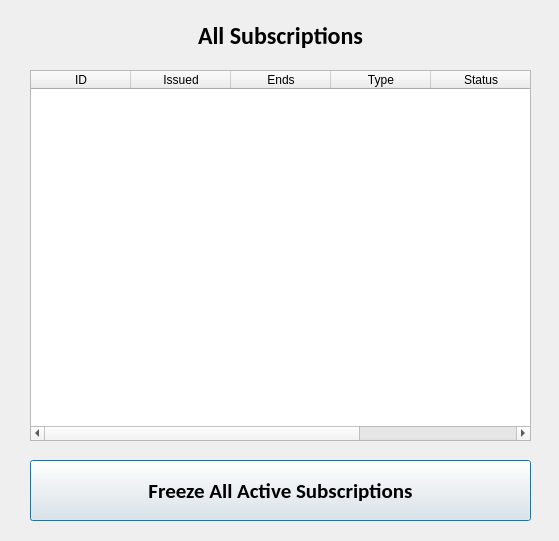
The window that UI/Subs.ui (maxfontani/subscription-manager) describes before a commit, drawn with Qt 5.
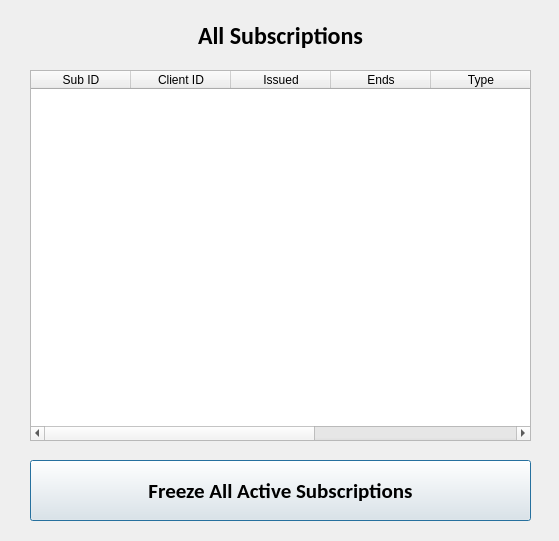
The same window after the commit.

Diff of the .ui file:
```diff
--- a/UI/Subs.ui
+++ b/UI/Subs.ui
@@ -30,7 +30,12 @@
    </property>
    <column>
     <property name="text">
-     <string>ID</string>
+     <string>Sub ID</string>
+    </property>
+   </column>
+   <column>
+    <property name="text">
+     <string>Client ID</string>
     </property>
    </column>
    <column>
```
